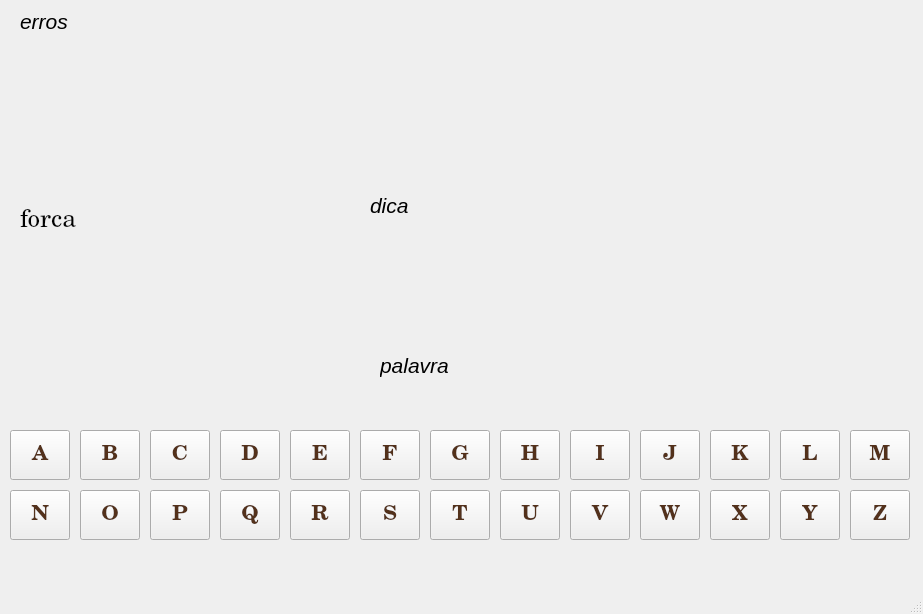
ericdecastro/Jogo-da-Forca, file design_jogo_da_forca.ui: the form before one commit.
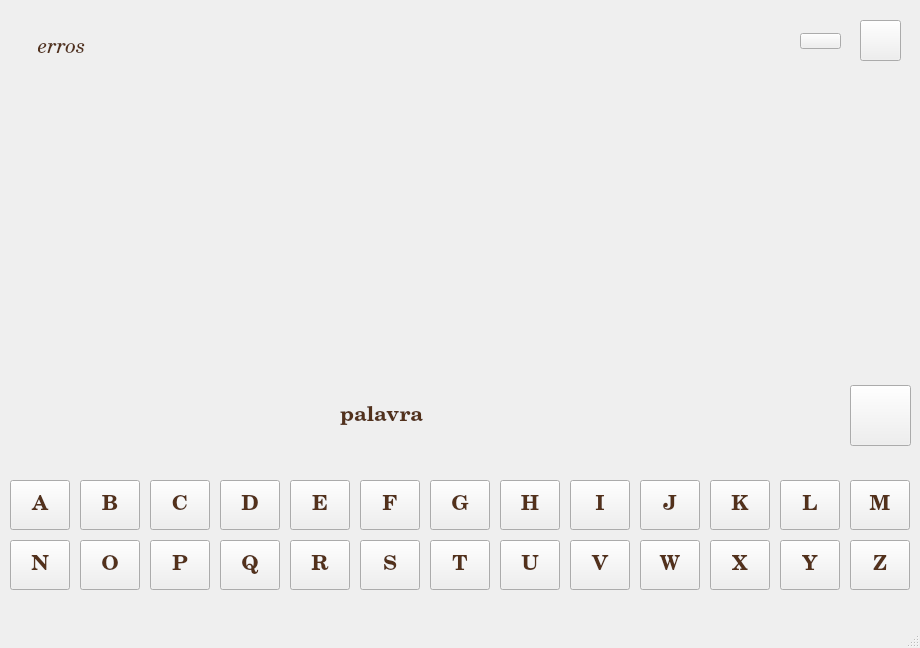
The form after the commit. Icons and pictures are not drawn.

The edit to the form file:
```diff
--- a/design_jogo_da_forca.ui
+++ b/design_jogo_da_forca.ui
@@ -12,8 +12,8 @@
    <rect>
     <x>0</x>
     <y>0</y>
-    <width>923</width>
-    <height>614</height>
+    <width>920</width>
+    <height>648</height>
    </rect>
   </property>
   <property name="cursor">
@@ -35,61 +35,59 @@
    <bool>false</bool>
   </property>
   <widget class="QWidget" name="centralwidget">
-   <widget class="QLabel" name="labForca">
-    <property name="geometry">
-     <rect>
-      <x>20</x>
-      <y>30</y>
-      <width>331</width>
-      <height>381</height>
-     </rect>
-    </property>
-    <property name="font">
-     <font>
-      <family>Century Schoolbook L</family>
-      <pointsize>19</pointsize>
-      <weight>50</weight>
-      <italic>false</italic>
-      <bold>false</bold>
-     </font>
-    </property>
-    <property name="autoFillBackground">
-     <bool>false</bool>
-    </property>
-    <property name="styleSheet">
-     <string notr="true"/>
-    </property>
-    <property name="text">
-     <string>forca</string>
-    </property>
-   </widget>
+   <property name="styleSheet">
+    <string notr="true"/>
+   </property>
    <widget class="QLabel" name="labErros">
+    <property name="enabled">
+     <bool>true</bool>
+    </property>
     <property name="geometry">
      <rect>
-      <x>20</x>
-      <y>11</y>
-      <width>111</width>
-      <height>21</height>
+      <x>10</x>
+      <y>14</y>
+      <width>141</width>
+      <height>71</height>
      </rect>
     </property>
+    <property name="sizePolicy">
+     <sizepolicy hsizetype="Preferred" vsizetype="Expanding">
+      <horstretch>0</horstretch>
+      <verstretch>0</verstretch>
+     </sizepolicy>
+    </property>
     <property name="font">
      <font>
+      <family>Century Schoolbook L</family>
       <pointsize>16</pointsize>
       <italic>true</italic>
      </font>
     </property>
     <property name="styleSheet">
-     <string notr="true"/>
+     <string notr="true">border-image:url(&quot;/home/ericdecastro/PycharmProjects/Python_udemy/Jogo_da_forca1/moldura.png&quot;);
+color: rgba(80,45,22,250);</string>
+    </property>
+    <property name="lineWidth">
+     <number>1</number>
     </property>
     <property name="text">
-     <string>erros</string>
+     <string>&lt;html&gt;&lt;head/&gt;&lt;body&gt;&lt;p&gt;erros&lt;/p&gt;&lt;/body&gt;&lt;/html&gt;</string>
+    </property>
+    <property name="alignment">
+     <set>Qt::AlignLeading|Qt::AlignLeft|Qt::AlignVCenter</set>
+    </property>
+    <property name="margin">
+     <number>10</number>
+    </property>
+    <property name="indent">
+     <number>28</number>
     </property>
    </widget>
    <widget class="QPushButton" name="btnA">
     <property name="geometry">
      <rect>
       <x>10</x>
-      <y>430</y>
+      <y>480</y>
       <width>60</width>
       <height>50</height>
      </rect>
@@ -114,7 +112,7 @@
     <property name="geometry">
      <rect>
       <x>80</x>
-      <y>430</y>
+      <y>480</y>
       <width>60</width>
       <height>50</height>
      </rect>
@@ -140,7 +138,7 @@
     <property name="geometry">
      <rect>
       <x>430</x>
-      <y>430</y>
+      <y>480</y>
       <width>60</width>
       <height>50</height>
      </rect>
@@ -166,7 +164,7 @@
     <property name="geometry">
      <rect>
       <x>360</x>
-      <y>430</y>
+      <y>480</y>
       <width>60</width>
       <height>50</height>
      </rect>
@@ -192,7 +190,7 @@
     <property name="geometry">
      <rect>
       <x>150</x>
-      <y>430</y>
+      <y>480</y>
       <width>60</width>
       <height>50</height>
      </rect>
@@ -218,7 +216,7 @@
     <property name="geometry">
      <rect>
       <x>220</x>
-      <y>430</y>
+      <y>480</y>
       <width>60</width>
       <height>50</height>
      </rect>
@@ -244,7 +242,7 @@
     <property name="geometry">
      <rect>
       <x>290</x>
-      <y>430</y>
+      <y>480</y>
       <width>60</width>
       <height>50</height>
      </rect>
@@ -270,7 +268,7 @@
     <property name="geometry">
      <rect>
       <x>500</x>
-      <y>430</y>
+      <y>480</y>
       <width>60</width>
       <height>50</height>
      </rect>
@@ -296,7 +294,7 @@
     <property name="geometry">
      <rect>
       <x>80</x>
-      <y>490</y>
+      <y>540</y>
       <width>60</width>
       <height>50</height>
      </rect>
@@ -322,7 +320,7 @@
     <property name="geometry">
      <rect>
       <x>10</x>
-      <y>490</y>
+      <y>540</y>
       <width>60</width>
       <height>50</height>
      </rect>
@@ -348,7 +346,7 @@
     <property name="geometry">
      <rect>
       <x>780</x>
-      <y>430</y>
+      <y>480</y>
       <width>60</width>
       <height>50</height>
      </rect>
@@ -374,7 +372,7 @@
     <property name="geometry">
      <rect>
       <x>850</x>
-      <y>430</y>
+      <y>480</y>
       <width>60</width>
       <height>50</height>
      </rect>
@@ -400,7 +398,7 @@
     <property name="geometry">
      <rect>
       <x>150</x>
-      <y>490</y>
+      <y>540</y>
       <width>60</width>
       <height>50</height>
      </rect>
@@ -426,7 +424,7 @@
     <property name="geometry">
      <rect>
       <x>640</x>
-      <y>430</y>
+      <y>480</y>
       <width>60</width>
       <height>50</height>
      </rect>
@@ -452,7 +450,7 @@
     <property name="geometry">
      <rect>
       <x>710</x>
-      <y>430</y>
+      <y>480</y>
       <width>60</width>
       <height>50</height>
      </rect>
@@ -478,7 +476,7 @@
     <property name="geometry">
      <rect>
       <x>570</x>
-      <y>430</y>
+      <y>480</y>
       <width>60</width>
       <height>50</height>
      </rect>
@@ -504,7 +502,7 @@
     <property name="geometry">
      <rect>
       <x>640</x>
-      <y>490</y>
+      <y>540</y>
       <width>60</width>
       <height>50</height>
      </rect>
@@ -530,7 +528,7 @@
     <property name="geometry">
      <rect>
       <x>570</x>
-      <y>490</y>
+      <y>540</y>
       <width>60</width>
       <height>50</height>
      </rect>
@@ -556,7 +554,7 @@
     <property name="geometry">
      <rect>
       <x>430</x>
-      <y>490</y>
+      <y>540</y>
       <width>60</width>
       <height>50</height>
      </rect>
@@ -582,7 +580,7 @@
     <property name="geometry">
      <rect>
       <x>500</x>
-      <y>490</y>
+      <y>540</y>
       <width>60</width>
       <height>50</height>
      </rect>
@@ -608,7 +606,7 @@
     <property name="geometry">
      <rect>
       <x>710</x>
-      <y>490</y>
+      <y>540</y>
       <width>60</width>
       <height>50</height>
      </rect>
@@ -634,7 +632,7 @@
     <property name="geometry">
      <rect>
       <x>290</x>
-      <y>490</y>
+      <y>540</y>
       <width>60</width>
       <height>50</height>
      </rect>
@@ -660,7 +658,7 @@
     <property name="geometry">
      <rect>
       <x>360</x>
-      <y>490</y>
+      <y>540</y>
       <width>60</width>
       <height>50</height>
      </rect>
@@ -686,7 +684,7 @@
     <property name="geometry">
      <rect>
       <x>780</x>
-      <y>490</y>
+      <y>540</y>
       <width>60</width>
       <height>50</height>
      </rect>
@@ -712,7 +710,7 @@
     <property name="geometry">
      <rect>
       <x>220</x>
-      <y>490</y>
+      <y>540</y>
       <width>60</width>
       <height>50</height>
      </rect>
@@ -738,7 +736,7 @@
     <property name="geometry">
      <rect>
       <x>850</x>
-      <y>490</y>
+      <y>540</y>
       <width>60</width>
       <height>50</height>
      </rect>
@@ -763,50 +761,190 @@
    <widget class="QLabel" name="labPalavra">
     <property name="geometry">
      <rect>
-      <x>380</x>
-      <y>350</y>
-      <width>501</width>
-      <height>31</height>
+      <x>300</x>
+      <y>390</y>
+      <width>531</width>
+      <height>51</height>
      </rect>
     </property>
     <property name="font">
      <font>
+      <family>Century Schoolbook L</family>
       <pointsize>16</pointsize>
-      <italic>true</italic>
+      <weight>75</weight>
+      <italic>false</italic>
+      <bold>true</bold>
      </font>
     </property>
     <property name="styleSheet">
-     <string notr="true"/>
+     <string notr="true">border-image: url(&quot;/home/ericdecastro/Área de Trabalho/desenho forca/caixatexto.png&quot;);
+color: rgba(80,45,22,250);</string>
     </property>
     <property name="text">
      <string>palavra</string>
     </property>
+    <property name="margin">
+     <number>0</number>
+    </property>
+    <property name="indent">
+     <number>40</number>
+    </property>
    </widget>
-   <widget class="QLabel" name="labDica">
+   <widget class="QPushButton" name="btnFecha">
+    <property name="enabled">
+     <bool>true</bool>
+    </property>
     <property name="geometry">
      <rect>
-      <x>370</x>
-      <y>160</y>
-      <width>441</width>
-      <height>91</height>
+      <x>860</x>
+      <y>20</y>
+      <width>41</width>
+      <height>41</height>
      </rect>
     </property>
-    <property name="font">
-     <font>
-      <pointsize>16</pointsize>
-      <italic>true</italic>
-     </font>
+    <property name="cursor">
+     <cursorShape>PointingHandCursor</cursorShape>
     </property>
     <property name="styleSheet">
-     <string notr="true"/>
+     <string notr="true">border-image:url(&quot;/home/ericdecastro/PycharmProjects/Python_udemy/Jogo_da_forca1/botaofechar.png&quot;);
+color: rgba(80,45,22,250);</string>
     </property>
-    <property name="frameShadow">
-     <enum>QFrame::Plain</enum>
+    <property name="text">
+     <string/>
     </property>
+   </widget>
+   <widget class="QPushButton" name="btnMini">
+    <property name="geometry">
+     <rect>
+      <x>800</x>
+      <y>33</y>
+      <width>41</width>
+      <height>16</height>
+     </rect>
+    </property>
+    <property name="cursor">
+     <cursorShape>PointingHandCursor</cursorShape>
+    </property>
+    <property name="styleSheet">
+     <string notr="true">border-image:url(&quot;/home/ericdecastro/PycharmProjects/Python_udemy/Jogo_da_forca1/botaomini.png&quot;);
+color: rgba(80,45,22,250);</string>
+    </property>
     <property name="text">
-     <string>dica</string>
+     <string/>
     </property>
    </widget>
+   <widget class="QWidget" name="widgetFundo2" native="true">
+    <property name="geometry">
+     <rect>
+      <x>0</x>
+      <y>-15</y>
+      <width>921</width>
+      <height>481</height>
+     </rect>
+    </property>
+    <property name="styleSheet">
+     <string notr="true">border-image: url(&quot;/home/ericdecastro/PycharmProjects/Python_udemy/Jogo_da_forca1/praça.png&quot;);</string>
+    </property>
+    <widget class="QLabel" name="labForca">
+     <property name="geometry">
+      <rect>
+       <x>10</x>
+       <y>160</y>
+       <width>281</width>
+       <height>291</height>
+      </rect>
+     </property>
+     <property name="font">
+      <font>
+       <family>Ubuntu</family>
+       <pointsize>16</pointsize>
+       <weight>50</weight>
+       <italic>false</italic>
+       <bold>false</bold>
+      </font>
+     </property>
+     <property name="autoFillBackground">
+      <bool>false</bool>
+     </property>
+     <property name="styleSheet">
+      <string notr="true">border-image: url(&quot;/home/ericdecastro/Área de Trabalho/desenho forca/forca.png&quot;);</string>
+     </property>
+     <property name="frameShape">
+      <enum>QFrame::NoFrame</enum>
+     </property>
+     <property name="lineWidth">
+      <number>1</number>
+     </property>
+     <property name="text">
+      <string/>
+     </property>
+    </widget>
+    <widget class="QPushButton" name="pushButton">
+     <property name="geometry">
+      <rect>
+       <x>850</x>
+       <y>400</y>
+       <width>61</width>
+       <height>61</height>
+      </rect>
+     </property>
+     <property name="cursor">
+      <cursorShape>PointingHandCursor</cursorShape>
+     </property>
+     <property name="styleSheet">
+      <string notr="true">border-image:url(&quot;/home/ericdecastro/Área de Trabalho/desenho forca/volume ligado2.png&quot;);</string>
+     </property>
+     <property name="text">
+      <string/>
+     </property>
+    </widget>
+   </widget>
+   <widget class="QWidget" name="widgetFundo" native="true">
+    <property name="geometry">
+     <rect>
+      <x>0</x>
+      <y>466</y>
+      <width>921</width>
+      <height>151</height>
+     </rect>
+    </property>
+    <property name="styleSheet">
+     <string notr="true">border-image: url(&quot;/home/ericdecastro/PycharmProjects/Python_udemy/Jogo_da_forca1/fundomadeira.png&quot;);
+</string>
+    </property>
+   </widget>
+   <zorder>widgetFundo</zorder>
+   <zorder>widgetFundo2</zorder>
+   <zorder>labErros</zorder>
+   <zorder>btnA</zorder>
+   <zorder>btnB</zorder>
+   <zorder>btnG</zorder>
+   <zorder>btnF</zorder>
+   <zorder>btnC</zorder>
+   <zorder>btnD</zorder>
+   <zorder>btnE</zorder>
+   <zorder>btnH</zorder>
+   <zorder>btnO</zorder>
+   <zorder>btnN</zorder>
+   <zorder>btnL</zorder>
+   <zorder>btnM</zorder>
+   <zorder>btnP</zorder>
+   <zorder>btnJ</zorder>
+   <zorder>btnK</zorder>
+   <zorder>btnI</zorder>
+   <zorder>btnW</zorder>
+   <zorder>btnV</zorder>
+   <zorder>btnT</zorder>
+   <zorder>btnU</zorder>
+   <zorder>btnX</zorder>
+   <zorder>btnR</zorder>
+   <zorder>btnS</zorder>
+   <zorder>btnY</zorder>
+   <zorder>btnQ</zorder>
+   <zorder>btnZ</zorder>
+   <zorder>labPalavra</zorder>
+   <zorder>btnFecha</zorder>
+   <zorder>btnMini</zorder>
   </widget>
   <widget class="QMenuBar" name="menubar">
    <property name="geometry">
```
Left out of the diff: 80 changed lines with no effect on the pictures.
